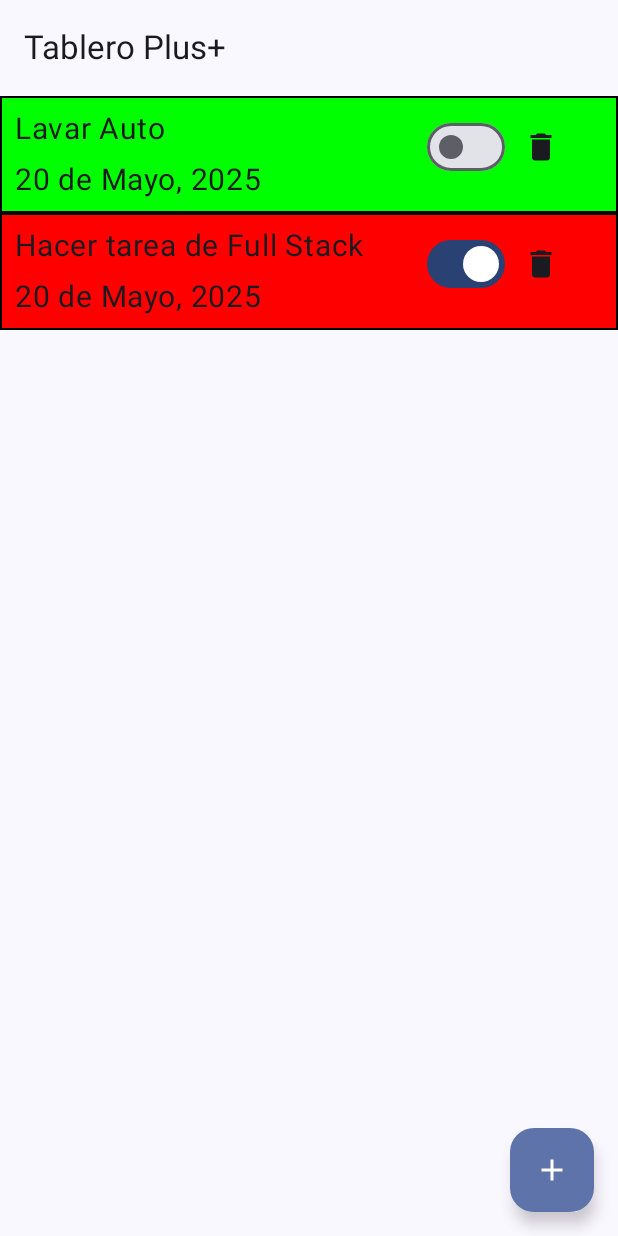
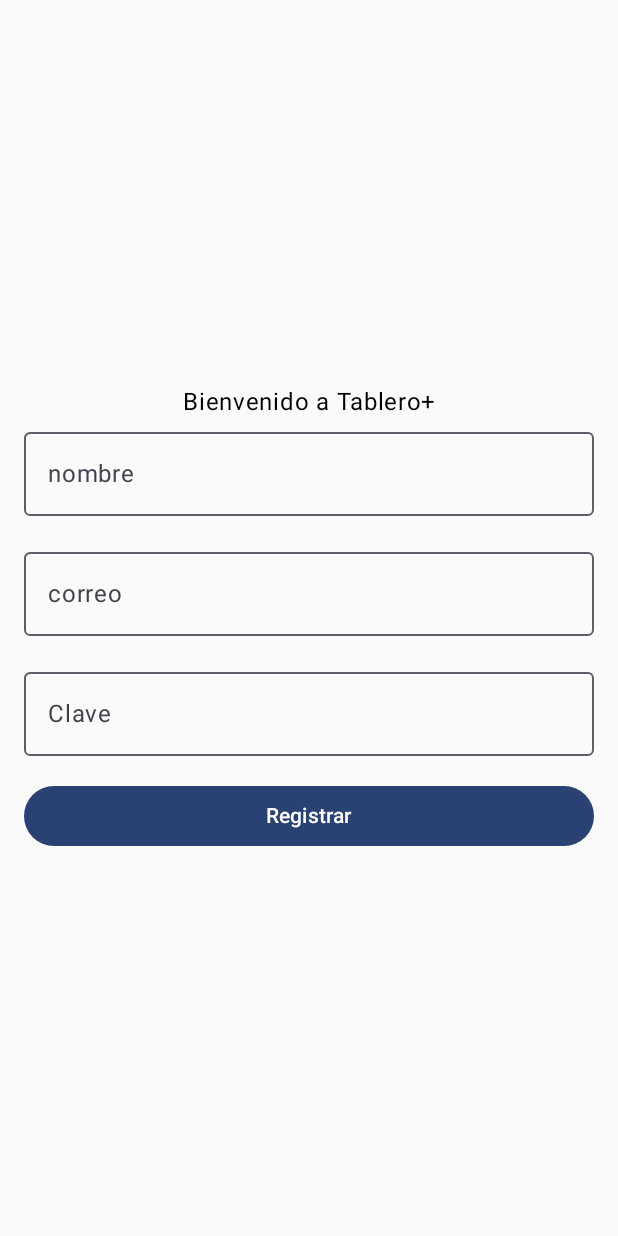
Before and after one commit to DIEGOhidalg/TableroPlus, an Android app built with Jetpack Compose: the screen it shows after launch (MainActivity), on a phone screen of 412 x 824 dp. Run offline under Robolectric (Android 15) with nearby library versions, the phone set to English and light mode, and no system bars.

Commit message:
-Agregado registro simple para la aplicacion.

```diff
--- a/app/src/main/java/com/example/tableroplus_jetpackcompose/MainActivity.kt
+++ b/app/src/main/java/com/example/tableroplus_jetpackcompose/MainActivity.kt
@@ -9,6 +9,7 @@ import androidx.compose.runtime.Composable
 import androidx.navigation.compose.NavHost
 import androidx.navigation.compose.composable
 import androidx.navigation.compose.rememberNavController
+import com.example.tableroplus_jetpackcompose.Navigation.MyApp
 import com.example.tableroplus_jetpackcompose.ViewModel.ToDoViewModel
 import com.example.tableroplus_jetpackcompose.Views.AddNewToDoScreen
 import com.example.tableroplus_jetpackcompose.Views.ToDoListScreen
@@ -29,24 +30,3 @@ class MainActivity : ComponentActivity() {
         }
     }
 }
-
-@Composable
-fun MyApp(vm: Lazy<ToDoViewModel>){
-    val navController = rememberNavController()
-    NavHost(navController = navController, startDestination = "ListOfTodos" ) {
-        composable("ListOfTodos") {
-            // App main UI
-            ToDoListScreen(navController,vm.value.stateList, onswitch = { id, value ->
-                vm.value.updateOneTask(id,value)
-            }, ondelete = { todeletetask ->
-                vm.value.deleteOneTask(todeletetask)
-            })
-        }
-        composable("AddNewTodo") {
-            // add new task UI
-            AddNewToDoScreen(navController, onSave = {toadd ->
-                vm.value.addNewTask(toadd)
-            })
-        }
-    }
-}
--- /dev/null
+++ b/app/src/main/java/com/example/tableroplus_jetpackcompose/Model/UsuarioErrores.kt
@@ -0,0 +1,7 @@
+package com.example.tableroplus_jetpackcompose.Model
+
+data class UsuarioErrores(
+    val nombre: String? = null,
+    val correo: String? = null,
+    val clave: String? = null,
+)
--- /dev/null
+++ b/app/src/main/java/com/example/tableroplus_jetpackcompose/Model/UsuarioUiState.kt
@@ -0,0 +1,9 @@
+package com.example.tableroplus_jetpackcompose.Model
+
+
+data class UsuarioUiState (
+    val nombre: String = "",
+    val correo: String = "",
+    val clave: String = "",
+    val errores: UsuarioErrores = UsuarioErrores(),
+)
--- /dev/null
+++ b/app/src/main/java/com/example/tableroplus_jetpackcompose/Navigation/AppNavegation.kt
@@ -0,0 +1,39 @@
+package com.example.tableroplus_jetpackcompose.Navigation
+import androidx.lifecycle.viewmodel.compose.viewModel
+import androidx.compose.runtime.*
+import androidx.navigation.compose.NavHost
+import androidx.navigation.compose.composable
+import androidx.navigation.compose.rememberNavController
+import com.example.tableroplus_jetpackcompose.ViewModel.ToDoViewModel
+import com.example.tableroplus_jetpackcompose.ViewModel.UsuarioViewModel
+import com.example.tableroplus_jetpackcompose.Views.AddNewToDoScreen
+import com.example.tableroplus_jetpackcompose.Views.RegistroScreen
+import com.example.tableroplus_jetpackcompose.Views.ToDoListScreen
+
+
+@Composable
+fun MyApp(vm: Lazy<ToDoViewModel>){
+    val navController = rememberNavController()
+    val usuarioViewModel: UsuarioViewModel = viewModel()
+    NavHost(navController = navController, startDestination = "registro" ) {
+
+        composable("registro") {
+            RegistroScreen(navController, usuarioViewModel)
+        }
+
+        composable("ListOfTodos") {
+            // App main UI
+            ToDoListScreen(navController,vm.value.stateList, onswitch = { id, value ->
+                vm.value.updateOneTask(id,value)
+            }, ondelete = { todeletetask ->
+                vm.value.deleteOneTask(todeletetask)
+            })
+        }
+        composable("AddNewTodo") {
+            // add new task UI
+            AddNewToDoScreen(navController, onSave = {toadd ->
+                vm.value.addNewTask(toadd)
+            })
+        }
+    }
+}
--- a/app/src/main/java/com/example/tableroplus_jetpackcompose/ViewModel/AppRepository.kt
+++ b/app/src/main/java/com/example/tableroplus_jetpackcompose/ViewModel/AppRepository.kt
@@ -5,8 +5,6 @@ import com.example.tableroplus_jetpackcompose.Model.ToDo
 class AppRepository {
 
     private var todoList = mutableListOf<ToDo>(
-        ToDo("Lavar Auto","20 de Mayo, 2025", false),
-        ToDo("Hacer tarea de Full Stack","20 de Mayo, 2025", true),
     )
 
     fun getListOfToDo(): List<ToDo>{
--- /dev/null
+++ b/app/src/main/java/com/example/tableroplus_jetpackcompose/Views/RegistroScreen.kt
@@ -0,0 +1,96 @@
+package com.example.tableroplus_jetpackcompose.Views
+import androidx.compose.material3.*
+import androidx.compose.runtime.*
+import androidx.compose.ui.Modifier
+import androidx.compose.ui.unit.dp
+import androidx.navigation.*
+import androidx.compose.foundation.layout.*
+import androidx.compose.foundation.layout.Arrangement
+import androidx.compose.ui.text.style.TextAlign
+import com.example.tableroplus_jetpackcompose.ViewModel.UsuarioViewModel
+
+
+
+@Composable
+fun RegistroScreen(
+    navController: NavController,
+    viewModel: UsuarioViewModel
+) {
+    val estado by viewModel.estado.collectAsState()
+
+
+    Column(
+        modifier = Modifier
+            .fillMaxSize()
+            .padding(all = 16.dp),
+        verticalArrangement = Arrangement.Center
+    ) {
+        // Campo nombre
+
+        Text(
+            text = "Bienvenido a Tablero+",
+            modifier = Modifier.fillMaxWidth(),
+            textAlign = TextAlign.Center
+        )
+
+
+        OutlinedTextField(
+            value = estado.nombre,
+            onValueChange = viewModel::onNombreChange,
+            label = { Text("nombre") },
+            isError = estado.errores.nombre != null,
+            supportingText = {
+                estado.errores.nombre?.let {
+                    Text(it, color = MaterialTheme.colorScheme.error)
+                }
+
+            },
+            modifier = Modifier.fillMaxWidth()
+        )
+
+        OutlinedTextField(
+            value = estado.correo,
+            onValueChange = viewModel::onCorreoChange,
+            label = { Text("correo") },
+            isError = estado.errores.correo != null,
+            supportingText = {
+                estado.errores.correo?.let {
+                    Text(it, color = MaterialTheme.colorScheme.error)
+                }
+
+            },
+            modifier = Modifier.fillMaxWidth()
+        )
+
+        OutlinedTextField(
+            value = estado.clave,
+            onValueChange = viewModel::onClaveChange,
+            label = { Text("Clave") },
+            isError = estado.errores.clave != null,
+            supportingText = {
+                estado.errores.clave?.let {
+                    Text(it, color = MaterialTheme.colorScheme.error)
+                }
+
+            },
+            modifier = Modifier.fillMaxWidth()
+        )
+
+
+
+        Button(
+            onClick = {
+                if (viewModel.validarFormulario()) {
+                    navController.navigate("ListOfTodos")
+                }
+            },
+            modifier = Modifier.fillMaxWidth()
+
+        ) {
+            Text("Registrar")
+        }
+
+
+    }
+
+}
```
Also changed, not shown: app/src/main/java/com/example/tableroplus_jetpackcompose/ViewModel/UsuarioViewModel.kt (added, +52 -0 lines), app/src/main/java/com/example/tableroplus_jetpackcompose/Navigation/MyNavHost.kt (line endings or trailing spaces).
